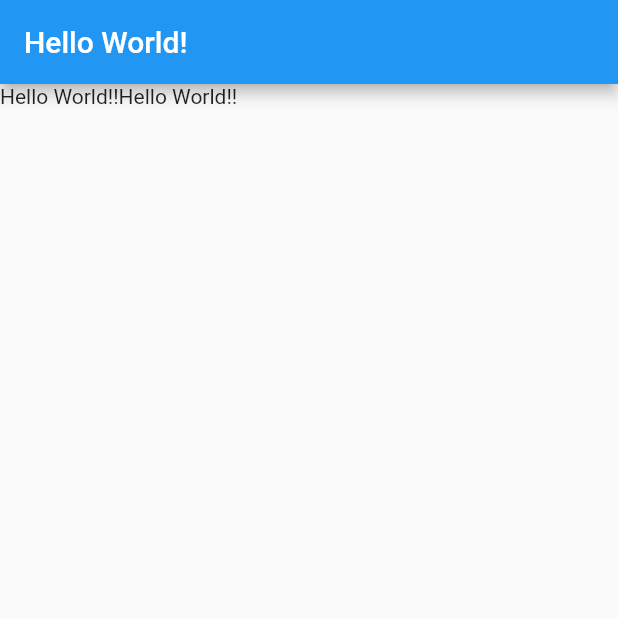
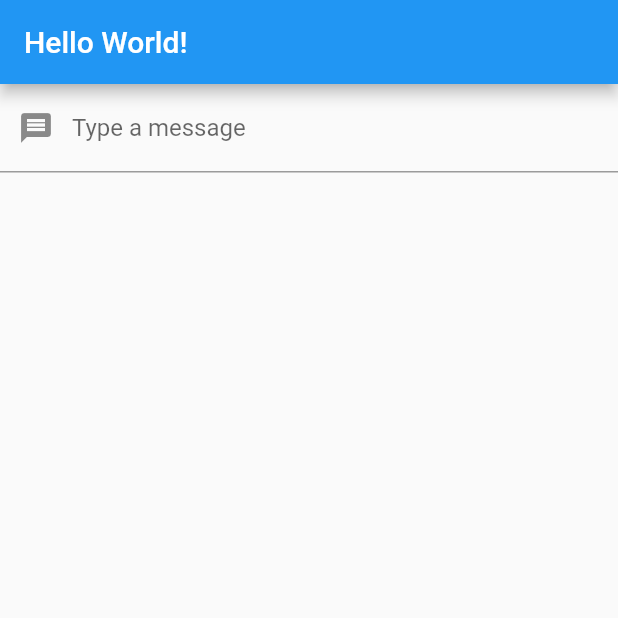
Before and after one commit to Nabin90/First-App, a Flutter app: the screen it shows after launch, on a phone screen of 412 x 824 dp, the top half of it. Run offline on Flutter 3.47's test engine with Material 2 defaults, Android fonts, the phone set to English and light mode, and no system bars.

Commit message:
Text Field Added

```diff
--- a/lib/main.dart
+++ b/lib/main.dart
@@ -23,16 +23,45 @@ class MyHomePage extends StatelessWidget {
   @override
   Widget build(BuildContext context) {
     return Scaffold(
-        appBar: AppBar(title: Text('Hello World!')),
-        body: Row(
-          children: <Widget>[TestWidget(), TestWidget()],
-        ));
+        appBar: AppBar(title: Text('Hello World!')), body: TextInputWidget());
   }
 }
 
-class TestWidget extends StatelessWidget {
+class TextInputWidget extends StatefulWidget {
+  @override
+  _TextInputWidgetState createState() => _TextInputWidgetState();
+}
+
+class _TextInputWidgetState extends State<TextInputWidget> {
+  final controller = TextEditingController();
+  String text = "";
+
+  @override
+  void dispose() {
+    super.dispose();
+    controller.dispose();
+  }
+
+  void changeText(text) {
+    if (text == "hello world") {
+      controller.clear();
+      text = "";
+    }
+    setState(() {
+      this.text = text;
+    });
+  }
+
   @override
   Widget build(BuildContext context) {
-    return Text("Hello World!!");
+    return Column(children: <Widget>[
+      TextField(
+        controller: this.controller,
+        decoration: InputDecoration(
+            prefixIcon: Icon(Icons.message), labelText: "Type a message"),
+        onChanged: (text) => this.changeText(text),
+      ),
+      Text(this.text)
+    ]);
   }
 }
```
